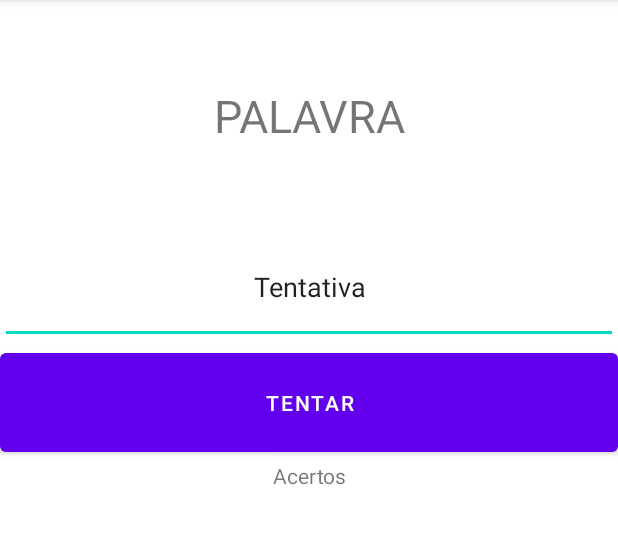
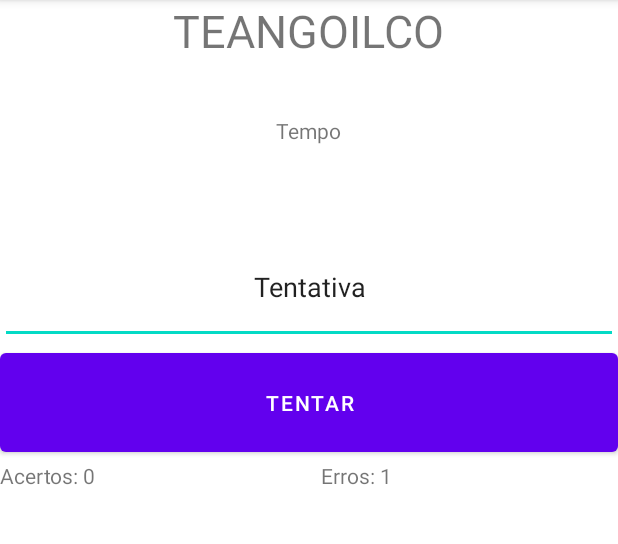
Before and after one commit to lucasgsgarcia/Mobile_JogoAnagrama, an Android app: the screen it shows after launch (MainActivity), after a tap on "TENTAR", on a phone screen of 412 x 824 dp, the part 84-628 px from its top. Run offline under Robolectric (Android 15) with nearby library versions, the phone set to English and light mode, and no system bars.

Commit message:
Add files via upload

```diff
--- a/app/src/main/java/com/example/jogoanagrama/AnagramaFrag.java
+++ b/app/src/main/java/com/example/jogoanagrama/AnagramaFrag.java
@@ -13,6 +13,7 @@ import java.util.ArrayList;
 public class AnagramaFrag extends Fragment {
 
     TextView anagrama;
+    TextView tempoContador;
 
 
     public AnagramaFrag() {
@@ -26,6 +27,7 @@ public class AnagramaFrag extends Fragment {
                              Bundle savedInstanceState) {
         View v = inflater.inflate(R.layout.fragment_anagrama, container, false);
         anagrama = ((TextView) v.findViewById(R.id.txPalavra));
+        tempoContador = ((TextView) v.findViewById(R.id.tempoContador));
         return v;
     }
 
--- a/app/src/main/java/com/example/jogoanagrama/ListagemFrag.java
+++ b/app/src/main/java/com/example/jogoanagrama/ListagemFrag.java
@@ -7,6 +7,7 @@ import android.view.View;
 import android.view.ViewGroup;
 import android.widget.ArrayAdapter;
 import android.widget.ListView;
+import android.widget.TextView;
 
 import java.util.ArrayList;
 
@@ -15,6 +16,8 @@ public class ListagemFrag extends Fragment {
     ListView listaAcertos;
     private ArrayList<String> acertos;
     ArrayAdapter adapter;
+    TextView contadorAcertos;
+    TextView contadorErros;
 
 
     public ListagemFrag() {
@@ -29,13 +32,14 @@ public class ListagemFrag extends Fragment {
                              Bundle savedInstanceState) {
         View v = inflater.inflate(R.layout.fragment_listagem, container, false);
         listaAcertos = ((ListView) v.findViewById(R.id.listaAcertos));
-        return v;
-    }
-
-    public void setPalavras(ArrayList<String> acertos) {
-        this.acertos = acertos;
+        contadorAcertos = ((TextView) v.findViewById(R.id.tvContadorAcertos));
+        contadorErros = ((TextView) v.findViewById(R.id.tvContadorErros));
+        if (acertos == null){
+            acertos = new ArrayList<String>();
+        }
         adapter = new ArrayAdapter(getActivity(), android.R.layout.simple_list_item_1, this.acertos);
         listaAcertos.setAdapter(adapter);
+        return v;
     }
 
     public void addHistorico(String palavra){
--- a/app/src/main/java/com/example/jogoanagrama/MainActivity.java
+++ b/app/src/main/java/com/example/jogoanagrama/MainActivity.java
@@ -2,10 +2,16 @@
 
 import androidx.appcompat.app.AppCompatActivity;
 
+import android.os.AsyncTask;
 import android.os.Bundle;
+import android.os.Handler;
+import android.os.Looper;
 import android.view.View;
 
 import java.util.ArrayList;
+import java.util.Arrays;
+import java.util.Collections;
+import java.util.List;
 
  public class MainActivity extends AppCompatActivity {
 
@@ -13,27 +19,102 @@ import java.util.ArrayList;
     TentativaFrag fragTentativa;
     AnagramaFrag anagramaFrag;
     ArrayList<String> historico;
+    ArrayList<String> palavras = new ArrayList<String>(Arrays.asList (new String[]{"PALAVRA", "TESTE", "TECNOLOGIA", "JAVA"}));
+    String palavraCorreta;
+    int numeroAleatorio;
+    int contadorAcertos = 0;
+    int contadorErros = 0;
+    int contadorDeTempo = 5;
+    Handler hdl;
+
+     public static String embaralhaPalavra(String s) {
+         List<String> letters = Arrays.asList(s.split(""));
+         Collections.shuffle(letters);
+         StringBuilder t = new StringBuilder(s.length());
+         for (String k : letters) {
+             t.append(k);
+         }
+         return t.toString();
+     }
 
     @Override
     protected void onCreate(Bundle savedInstanceState) {
         super.onCreate(savedInstanceState);
         setContentView(R.layout.activity_main);
-        fragListagem = (ListagemFrag) getFragmentManager().findFragmentByTag("fragLista");
+        fragListagem = (ListagemFrag) getFragmentManager().findFragmentByTag("fragListagem");
         fragTentativa = (TentativaFrag) getFragmentManager().findFragmentByTag("fragTentativa");
         anagramaFrag = ((AnagramaFrag) getFragmentManager().findFragmentByTag("fragAnagrama"));
         if(historico == null){
             historico = new ArrayList<String>();
         }
+        geraPalavraNovaAnagrama();
+        setaContadoresCorretamente();
+        hdl = new Handler( Looper.getMainLooper() );
+    }
 
+
+
+
+
+    class ContadorDeTempo extends AsyncTask<Integer, Integer, List<String>>{
+
+        @Override
+        protected List<String> doInBackground(Integer... integers) {
+            try {
+                Thread.sleep(1000);
+            } catch (InterruptedException e) { e.printStackTrace(); }
+            return null;
+        }
+
+        @Override
+        protected void onProgressUpdate(Integer... values) {
+            anagramaFrag.tempoContador.setText(contadorDeTempo - 1);
+        }
+
+        @Override
+        protected void onPostExecute(List<String> tentativas) {
+
+        }
     }
 
     public void tentar(View v){
-        if(anagramaFrag.anagrama.getText().toString().equalsIgnoreCase(retornaStringTentativa())){
-            fragListagem.addHistorico(retornaStringTentativa());
+        if(palavraCorreta.equalsIgnoreCase(retornaStringTentativa())){
+            fragListagem.addHistorico(retornaStringTentativa().toUpperCase());
+            geraPalavraNovaAnagrama();
+            incrementarAcerto();
+        } else {
+            incrementarErro();
         }
     }
 
     public String retornaStringTentativa(){
         return fragTentativa.edTentativa.getText().toString();
     }
+
+    public void geraPalavraNovaAnagrama(){
+         geraNumeroAleatorio();
+        anagramaFrag.anagrama.setText(embaralhaPalavra(palavras.get(numeroAleatorio)));
+        palavraCorreta = palavras.get(numeroAleatorio);
+    }
+
+     public void geraNumeroAleatorio(){
+         int min = 0;
+         int max = palavras.size();
+         numeroAleatorio = (int) ((Math.random() * (max - min)) + min);
+     }
+
+     public void setaContadoresCorretamente(){
+        fragListagem.contadorAcertos.setText("Acertos: " + contadorAcertos);
+        fragListagem.contadorErros.setText("Erros: " + contadorErros);
+     }
+
+     public void incrementarAcerto(){
+         contadorAcertos += 1;
+         fragListagem.contadorAcertos.setText("Acertos: " + contadorAcertos);
+     }
+
+     public void incrementarErro(){
+         contadorErros += 1;
+         fragListagem.contadorErros.setText("Erros: " + contadorErros);
+     }
 }
--- a/app/src/main/res/layout/fragment_anagrama.xml
+++ b/app/src/main/res/layout/fragment_anagrama.xml
@@ -3,15 +3,24 @@
     xmlns:tools="http://schemas.android.com/tools"
     android:layout_width="match_parent"
     android:layout_height="match_parent"
-    tools:context=".AnagramaFrag">
+    tools:context=".AnagramaFrag"
+    android:orientation="vertical">
 
     <TextView
-        android:layout_width="match_parent"
-        android:layout_height="wrap_content"
+        android:layout_width="wrap_content"
+        android:layout_height="match_parent"
         android:layout_gravity="center"
-        android:textAlignment="center"
         android:textSize="30sp"
+        android:layout_weight="1"
         android:id="@+id/txPalavra"
         android:text="PALAVRA" />
 
+    <TextView
+        android:id="@+id/tempoContador"
+        android:layout_width="wrap_content"
+        android:layout_height="match_parent"
+        android:layout_weight="1"
+        android:layout_gravity="center"
+        android:text="Tempo" />
+
 </LinearLayout>
--- a/app/src/main/res/layout/fragment_listagem.xml
+++ b/app/src/main/res/layout/fragment_listagem.xml
@@ -7,13 +7,26 @@
     tools:context=".ListagemFrag" >
 
 
-    <TextView
-        android:id="@+id/textView"
+    <LinearLayout
         android:layout_width="match_parent"
         android:layout_height="wrap_content"
-        android:textAlignment="center"
-        android:text="Acertos" />
+        android:orientation="horizontal">
+    <TextView
+        android:id="@+id/tvContadorAcertos"
+        android:layout_width="wrap_content"
+        android:layout_height="wrap_content"
+        android:text="Acertos: "
+        android:layout_weight="1"
+        android:layout_gravity="left"/>
 
+    <TextView
+        android:id="@+id/tvContadorErros"
+        android:layout_width="wrap_content"
+        android:layout_height="wrap_content"
+        android:text="Erros: "
+        android:layout_weight="1"
+        android:layout_gravity="right"/>
+    </LinearLayout>
 
     <ListView
         android:layout_width="wrap_content"
```
Also changed, not shown: 1 other file.
